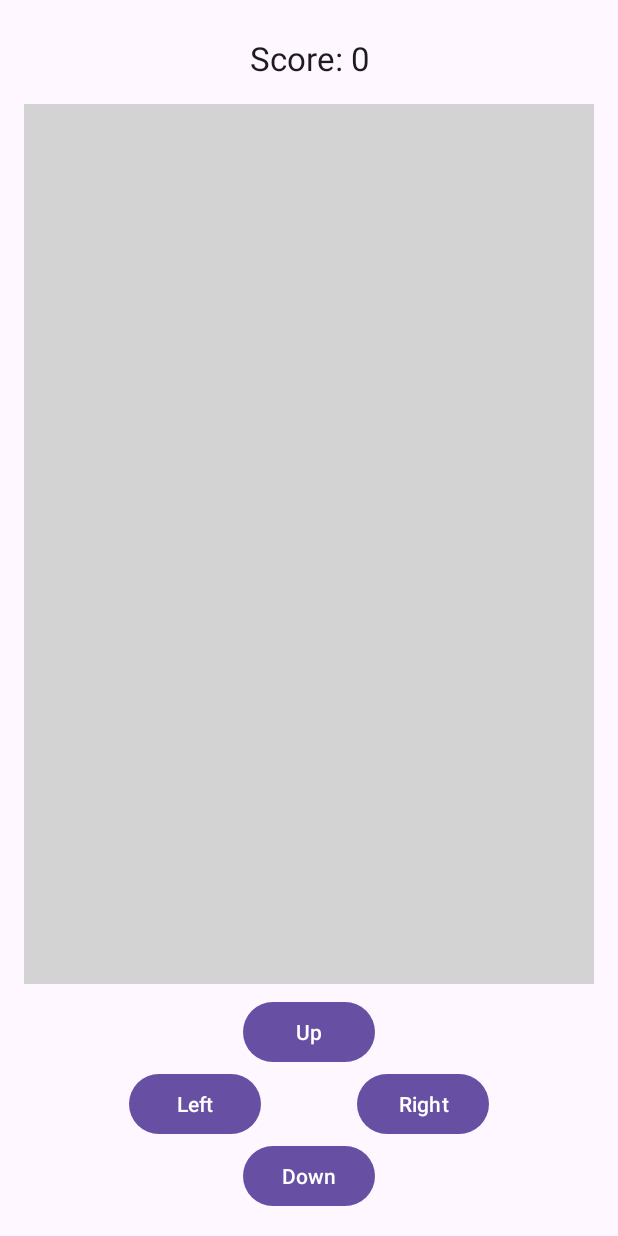
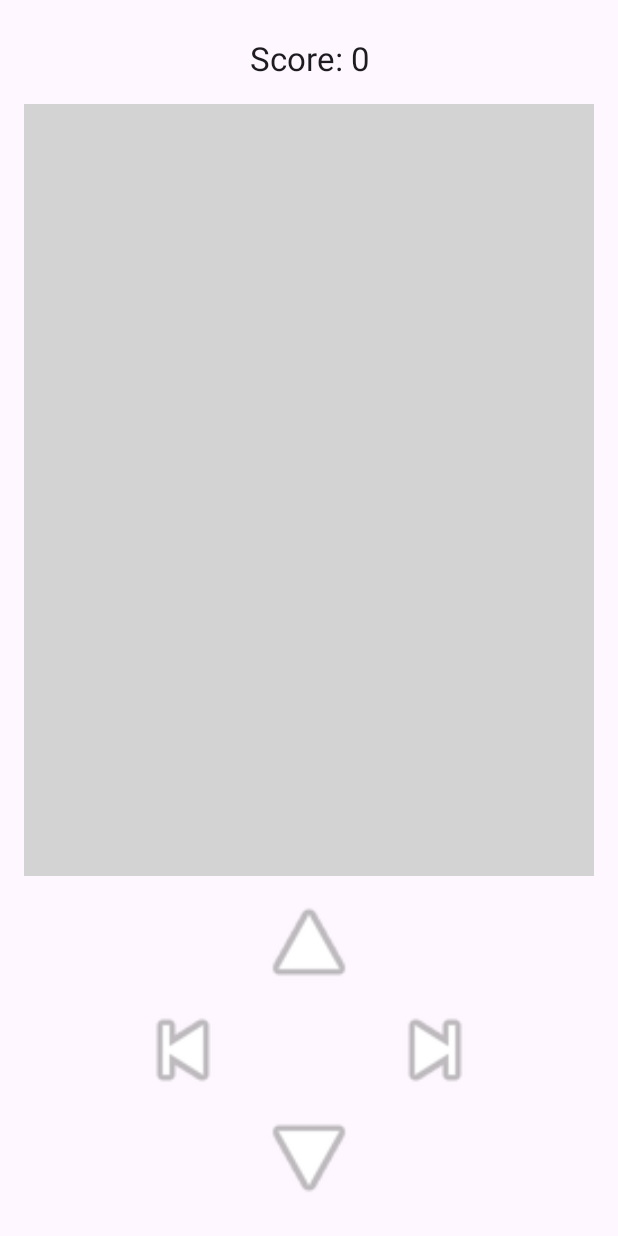
Before and after one commit to izaqyos/SnakeGame, an Android app: the layout activity_game.xml on its own in the app's theme, with its tools: preview values and no code run, on a phone screen of 412 x 824 dp. Run offline under Robolectric (Android 15) with nearby library versions, the phone set to English and light mode, and no system bars.

Commit message:
refine game - change arrows a bit

```diff
--- a/app/src/main/java/com/example/snake/GameActivity.java
+++ b/app/src/main/java/com/example/snake/GameActivity.java
@@ -1,7 +1,7 @@
 package com.example.snake;
 
 import android.os.Bundle;
-import android.widget.Button;
+import android.widget.ImageButton;
 import android.widget.FrameLayout;
 import android.widget.TextView;
 import androidx.appcompat.app.AppCompatActivity;
@@ -24,11 +24,11 @@ public class GameActivity extends AppCompatActivity {
         gameManager = new GameManager(this, this);
         gameSurfaceContainer.addView(gameManager);
 
-        // Find buttons from activity_game.xml
-        Button buttonUp = findViewById(R.id.buttonUp);
-        Button buttonDown = findViewById(R.id.buttonDown);
-        Button buttonLeft = findViewById(R.id.buttonLeft);
-        Button buttonRight = findViewById(R.id.buttonRight);
+        // Find buttons as ImageButtons
+        ImageButton buttonUp = findViewById(R.id.buttonUp);
+        ImageButton buttonDown = findViewById(R.id.buttonDown);
+        ImageButton buttonLeft = findViewById(R.id.buttonLeft);
+        ImageButton buttonRight = findViewById(R.id.buttonRight);
 
         // Set listeners using GameManager.Direction
         buttonUp.setOnClickListener(v -> gameManager.setDirection(GameManager.Direction.UP));
--- a/app/src/main/res/layout/activity_game.xml
+++ b/app/src/main/res/layout/activity_game.xml
@@ -47,37 +47,51 @@
         app:layout_constraintEnd_toEndOf="parent"
         app:layout_constraintStart_toStartOf="parent">
 
-        <Button
+        <ImageButton
             android:id="@+id/buttonUp"
-            android:layout_width="wrap_content"
-            android:layout_height="wrap_content"
-            android:text="Up" />
+            android:layout_width="72dp"
+            android:layout_height="72dp"
+            android:src="@android:drawable/ic_media_play"
+            android:rotation="-90"
+            android:scaleType="fitCenter"
+            android:background="?attr/selectableItemBackgroundBorderless"
+            android:contentDescription="Up" />
 
         <LinearLayout
             android:layout_width="wrap_content"
             android:layout_height="wrap_content"
             android:orientation="horizontal">
 
-            <Button
+            <ImageButton
                 android:id="@+id/buttonLeft"
-                android:layout_width="wrap_content"
-                android:layout_height="wrap_content"
-                android:layout_marginEnd="32dp"
-                android:text="Left" />
+                android:layout_width="72dp"
+                android:layout_height="72dp"
+                android:layout_marginEnd="48dp"
+                android:src="@android:drawable/ic_media_previous"
+                android:scaleType="fitCenter"
+                android:background="?attr/selectableItemBackgroundBorderless"
+                android:contentDescription="Left" />
 
-            <Button
+            <ImageButton
                 android:id="@+id/buttonRight"
-                android:layout_width="wrap_content"
-                android:layout_height="wrap_content"
-                android:layout_marginStart="32dp"
-                android:text="Right" />
+                android:layout_width="72dp"
+                android:layout_height="72dp"
+                android:layout_marginStart="48dp"
+                android:src="@android:drawable/ic_media_next"
+                android:scaleType="fitCenter"
+                android:background="?attr/selectableItemBackgroundBorderless"
+                android:contentDescription="Right" />
         </LinearLayout>
 
-        <Button
+        <ImageButton
             android:id="@+id/buttonDown"
-            android:layout_width="wrap_content"
-            android:layout_height="wrap_content"
-            android:text="Down" />
+            android:layout_width="72dp"
+            android:layout_height="72dp"
+            android:src="@android:drawable/ic_media_play"
+            android:rotation="90"
+            android:scaleType="fitCenter"
+            android:background="?attr/selectableItemBackgroundBorderless"
+            android:contentDescription="Down" />
 
     </LinearLayout>
 
```
